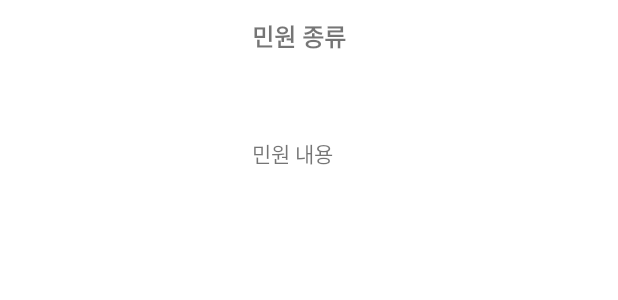
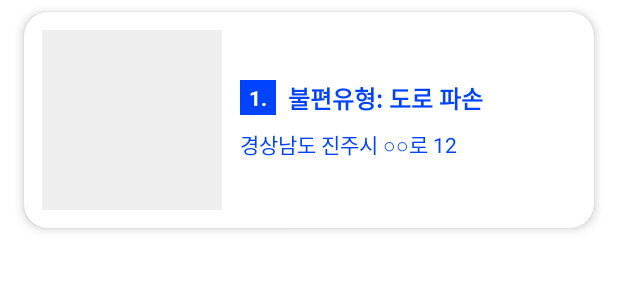
Before and after one commit to BlockBuster-PasonSniper/BlockBuster, an Android app built with Jetpack Compose: the layout item_report.xml on its own in the app's theme, with its tools: preview values and no code run, on a phone screen of 412 x 824 dp. Shown: the top 300 px of the screen. Run offline under Robolectric (Android 15) with nearby library versions, the phone set to English and light mode, and no system bars.

Commit message:
1. 나의 민원 탭 프론트 디자인 + 백 구성 2. 카메라 비율 조정 3. 나의 민원 인덱스 구현

```diff
--- a/kotlin/kotlin-frontend/blockbuster-frontend/app/src/main/java/MyReportsAdapter.kt
+++ b/kotlin/kotlin-frontend/blockbuster-frontend/app/src/main/java/MyReportsAdapter.kt
@@ -1,3 +1,4 @@
+package com.example.hackatonproject
 import android.view.LayoutInflater
 import android.view.View
 import android.view.ViewGroup
@@ -24,6 +25,7 @@ class MyReportsAdapter(
         val imageView: ImageView = view.findViewById(R.id.report_image)
         val typeText: TextView = view.findViewById(R.id.report_type)
         val addressText: TextView = view.findViewById(R.id.report_address)
+        val indexText: TextView = view.findViewById(R.id.report_index)
     }
 
 
@@ -39,6 +41,7 @@ class MyReportsAdapter(
     //viewHolder의 사진정보를 이용해서 view를 보여줌
     override fun onBindViewHolder(holder: ViewHolder, position: Int) {
         val item = reports[position]
+        holder.indexText.text = "${position + 1}."
         holder.imageView.setImageURI(item.imageUri)
         holder.typeText.text = "불편유형: ${item.type}"
         holder.addressText.text = item.address
--- a/kotlin/kotlin-frontend/blockbuster-frontend/app/src/main/res/layout/item_report.xml
+++ b/kotlin/kotlin-frontend/blockbuster-frontend/app/src/main/res/layout/item_report.xml
@@ -1,38 +1,87 @@
 <?xml version="1.0" encoding="utf-8"?>
-<LinearLayout xmlns:android="http://schemas.android.com/apk/res/android"
+<androidx.cardview.widget.CardView xmlns:android="http://schemas.android.com/apk/res/android"
+    xmlns:card_view="http://schemas.android.com/apk/res-auto"
+    android:layout_width="match_parent"
+    android:layout_height="wrap_content"
+    android:layout_marginHorizontal="16dp"
+    android:layout_marginVertical="8dp"
+    card_view:cardCornerRadius="16dp"
+    card_view:cardElevation="4dp"
+    android:foreground="?attr/selectableItemBackground">
+
+    <LinearLayout
         android:layout_width="match_parent"
         android:layout_height="wrap_content"
         android:orientation="horizontal"
         android:padding="12dp">
 
+        <!-- 사진 영역 -->
         <ImageView
             android:id="@+id/report_image"
-        android:layout_width="144dp"
-        android:layout_height="162dp"
-        android:scaleType="centerCrop" />
+            android:layout_width="120dp"
+            android:layout_height="120dp"
+            android:scaleType="centerCrop"
+            android:background="#EEEEEE"
+            android:contentDescription="@string/app_name" />
 
+        <!-- 텍스트 영역 -->
         <LinearLayout
             android:layout_width="0dp"
-        android:layout_height="161dp"
+            android:layout_height="match_parent"
             android:layout_weight="1"
             android:orientation="vertical"
-        android:paddingStart="12dp">
+            android:paddingStart="12dp"
+            android:gravity="center_vertical">
 
+            <!-- 🔹 인덱스 + 불편유형 한 줄 -->
+            <LinearLayout
+                android:layout_width="match_parent"
+                android:layout_height="wrap_content"
+                android:orientation="horizontal"
+                android:gravity="center_vertical">
+
+                <!-- 인덱스 번호 (흰색, 파란 배경) -->
+                <TextView
+                    android:id="@+id/report_index"
+                    android:layout_width="wrap_content"
+                    android:layout_height="wrap_content"
+                    android:text="1."
+                    android:textSize="14sp"
+                    android:textStyle="bold"
+                    android:textColor="#FFFFFF"
+                    android:background="#0043FF"
+                    android:paddingHorizontal="6dp"
+                    android:paddingVertical="2dp" />
+
+                <!-- 불편유형 텍스트 -->
                 <TextView
                     android:id="@+id/report_type"
-            android:layout_width="213dp"
-            android:layout_height="79dp"
-            android:text="민원 종류"
+                    android:layout_width="0dp"
+                    android:layout_height="wrap_content"
+                    android:layout_marginStart="8dp"
+                    android:layout_weight="1"
+                    android:text="불편유형: 도로 파손"
                     android:textSize="16sp"
-            android:textStyle="bold" />
+                    android:textStyle="bold"
+                    android:textColor="#0043FF"
+                    android:maxLines="2"
+                    android:ellipsize="end" />
+            </LinearLayout>
 
+            <!-- 주소 -->
             <TextView
                 android:id="@+id/report_address"
-            android:layout_width="217dp"
-            android:layout_height="71dp"
-            android:text="민원 내용"
-            android:textSize="14sp" />
-    </LinearLayout>
+                android:layout_width="match_parent"
+                android:layout_height="wrap_content"
+                android:layout_marginTop="8dp"
+                android:text="경상남도 진주시 ○○로 12"
+                android:textSize="14sp"
+                android:textColor="#0043FF"
+                android:maxLines="2"
+                android:ellipsize="end" />
+
         </LinearLayout>
 
-    <!--나의 민원 탭 디자인 재구성 -->
+    </LinearLayout>
+
+</androidx.cardview.widget.CardView>
```
Also changed, not shown: kotlin/kotlin-frontend/blockbuster-frontend/app/src/main/java/com/example/hackatonproject/CameraActivity.kt (+16 -5 lines), kotlin/kotlin-frontend/blockbuster-frontend/app/src/main/java/com/example/hackatonproject/MyReportsActivity.kt (+13 -22 lines), kotlin/kotlin-frontend/blockbuster-frontend/app/src/main/res/layout/activity_dialog_confirm.xml (+11 -12 lines), kotlin/kotlin-frontend/blockbuster-frontend/app/src/main/res/layout/activity_my_reports.xml (+49 -10 lines), kotlin/kotlin-frontend/blockbuster-frontend/app/src/main/res/drawable/design_back.png (added). Lines whose indentation alone changed are shown as unchanged.
